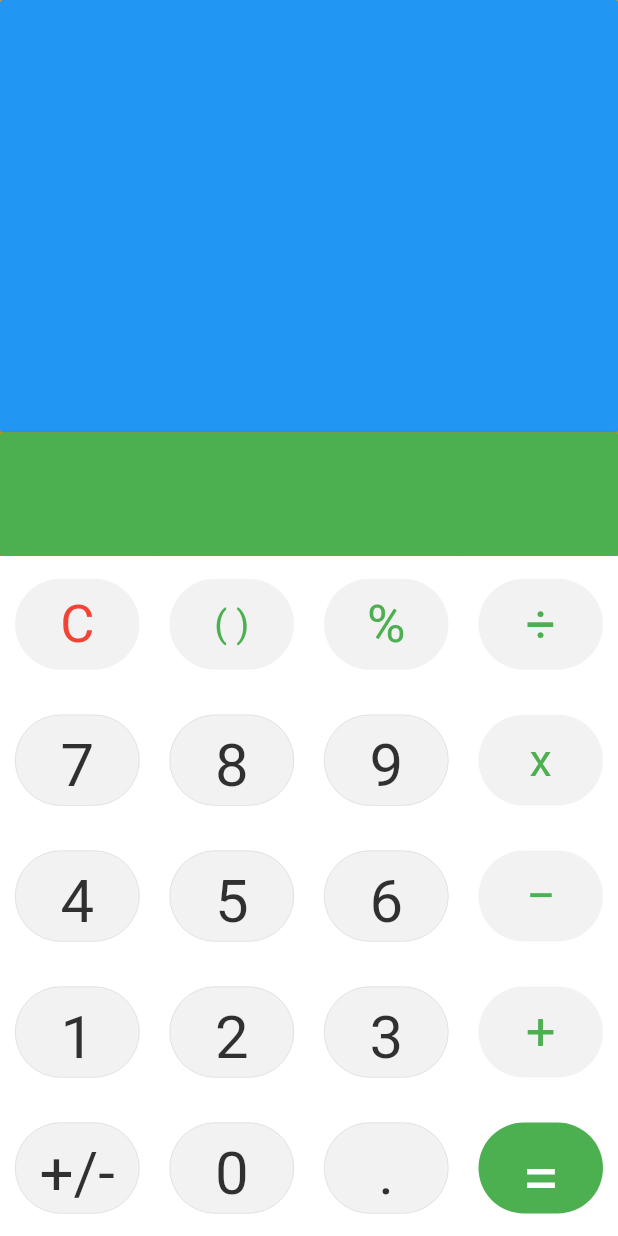
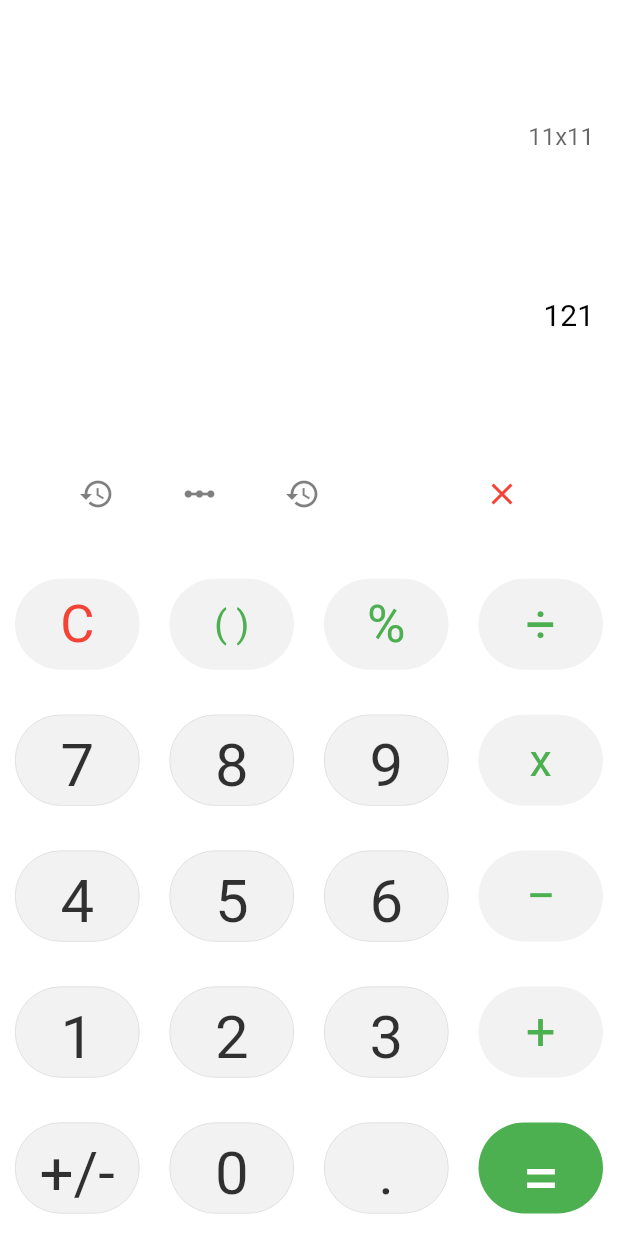
Before and after one commit to shreyansh-jain/calculator_app, a Flutter app: the screen it shows after launch, on a phone screen of 412 x 824 dp. Run offline on Flutter 3.47's test engine with Material 2 defaults, Android fonts, the phone set to English and light mode, and no system bars.

Commit message:
basic changes UI

```diff
--- a/lib/main.dart
+++ b/lib/main.dart
@@ -15,38 +15,114 @@ class Calculator extends StatelessWidget {
       Row(
         children: [
           Container(
-              color: Colors.orange,
+              color: Colors.white,
               height: MediaQuery.of(context).size.height * 0.45,
               width: MediaQuery.of(context).size.width,
               child: Container(
-                  color: Colors.green,
+                  color: Colors.white,
                   height: MediaQuery.of(context).size.height * 0.45,
                   width: MediaQuery.of(context).size.width,
                   child: Column(
                     children: <Widget>[
                       Row(children: [
                         Container(
-                          color: Colors.orange,
+                            color: Colors.white,
                             padding: new EdgeInsets.all(0.0),
                             height: MediaQuery.of(context).size.height * 0.35,
                             width: MediaQuery.of(context).size.width,
-                          child: RaisedButton(
-                            color: Colors.blue,
-                            onPressed: () => {},
+                            child: Center(
+                                child: Column(
+                              mainAxisAlignment: MainAxisAlignment.spaceEvenly,
+                              crossAxisAlignment: CrossAxisAlignment.center,
+                              children: <Widget>[
+                                Container(
+                                  child: Padding(
+                                    padding: const EdgeInsets.all(16.0),
+                                    child: TextField(
+                                      decoration: InputDecoration(
+                                        border: InputBorder.none,
+                                        hintText: '11x11',
+                                      ),
+                                      showCursor: true,
+                                      cursorColor: Colors.black,
+                                      textAlign: TextAlign.right,
+                                      readOnly: true,
                                     ),
                                   ),
+                                ),
+                                Container(
+                                  width: MediaQuery.of(context).size.width,
+                                  child: Padding(
+                                    padding: const EdgeInsets.all(16.0),
+                                    child: Text("121",
+                                        overflow: TextOverflow.visible,
+                                        textAlign: TextAlign.end,
+                                        style: TextStyle(
+                                          color: Colors.black,
+                                          fontSize: 20,
+                                        )),
+                                  ),
+                                )
+                              ],
+                            ))),
                       ]),
                       Row(children: [
                         Container(
-                          color: Colors.orange,
+                            color: Colors.white,
                             padding: new EdgeInsets.all(0.0),
                             height: MediaQuery.of(context).size.height * 0.10,
                             width: MediaQuery.of(context).size.width,
-                          child: RaisedButton(
-                            color: Colors.green,
+                            child: Container(
+                                child: Row(
+                              children: <Widget>[
+                                SizedBox(width: 30),
+                                Container(
+                                    color: Colors.white,
+                                    child: IconButton(
+                                      icon: Icon(Icons.history),
+                                      color: Colors.black.withOpacity(0.5),
                                       onPressed: () => {},
                                     ),
+                                    height: MediaQuery.of(context).size.height *
+                                        0.10,
+                                    width:
+                                        MediaQuery.of(context).size.width / 6),
+                                Container(
+                                    color: Colors.white,
+                                    height: MediaQuery.of(context).size.height *
+                                        0.10,
+                                    child: IconButton(
+                                      icon: Icon(Icons.linear_scale),
+                                      color: Colors.black.withOpacity(0.5),
+                                      onPressed: () => {},
                                     ),
+                                    width:
+                                        MediaQuery.of(context).size.width / 6),
+                                Container(
+                                    color: Colors.white,
+                                    height: MediaQuery.of(context).size.height *
+                                        0.10,
+                                    child: IconButton(
+                                      icon: Icon(Icons.history),
+                                      color: Colors.black.withOpacity(0.5),
+                                      onPressed: () => {},
+                                    ),
+                                    width:
+                                        MediaQuery.of(context).size.width / 6),
+                                SizedBox(width: 30),
+                                Container(
+                                    color: Colors.white,
+                                    height: MediaQuery.of(context).size.height *
+                                        0.10,
+                                    child: IconButton(
+                                      icon: Icon(Icons.close),
+                                      color: Colors.red,
+                                      onPressed: () => {},
+                                    ),
+                                    width:
+                                        MediaQuery.of(context).size.width / 3),
+                              ],
+                            ))),
                       ])
                     ],
                   ))),
```
Lines whose indentation alone changed are shown as unchanged.
